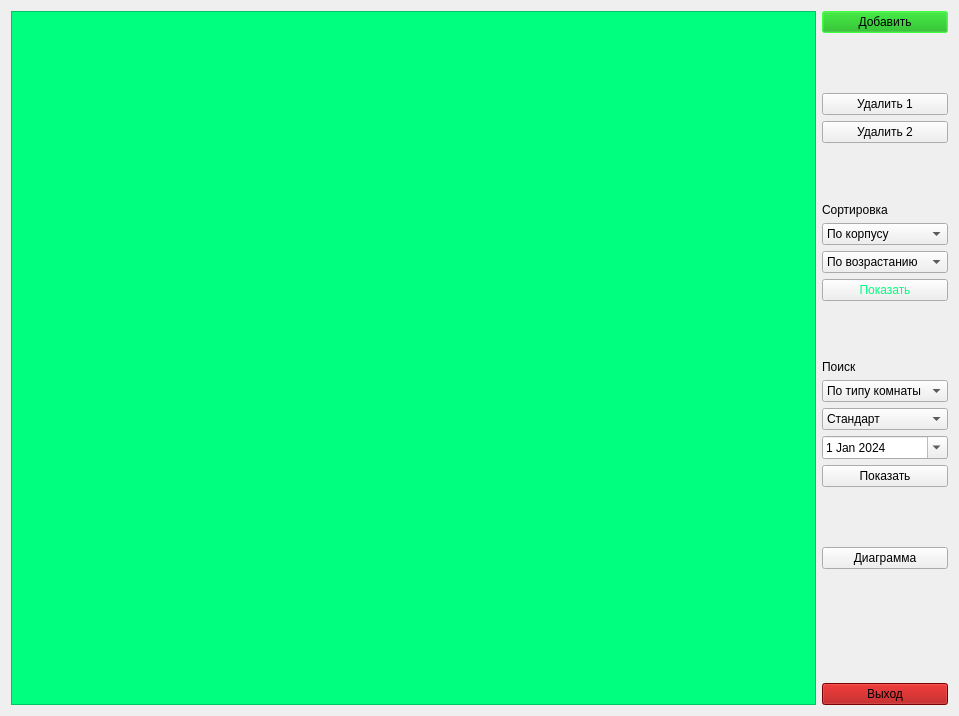
Qt form FinalMkFinal/printwindow.ui (Enjoyer14/OP_FullForm) before a commit.
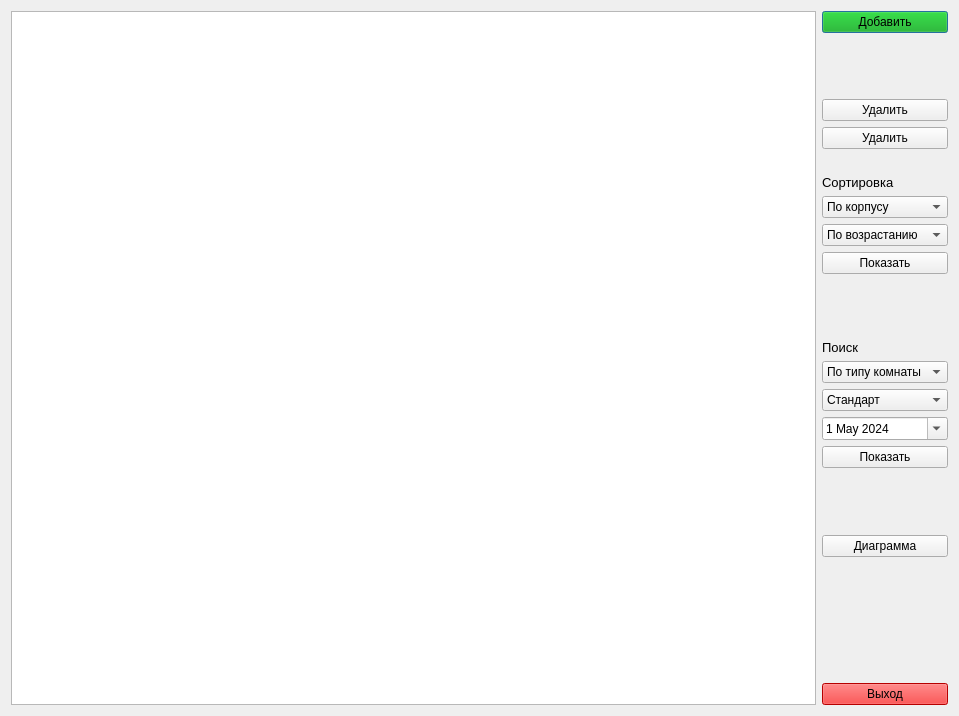
The same form after that commit.

What changed in the file:
```diff
--- a/FinalMkFinal/printwindow.ui
+++ b/FinalMkFinal/printwindow.ui
@@ -23,9 +23,7 @@
    <item row="0" column="0">
     <widget class="QTableView" name="tableView">
      <property name="styleSheet">
-      <string notr="true">background-color: rgb(0, 255, 127);
-color: rgb(255, 0, 0);
-font: 9pt &quot;Segoe UI&quot;;</string>
+      <string notr="true"/>
      </property>
     </widget>
    </item>
@@ -33,11 +31,28 @@
     <layout class="QVBoxLayout" name="verticalLayout">
      <item>
       <widget class="QPushButton" name="btn_Add">
+       <property name="sizePolicy">
+        <sizepolicy hsizetype="Minimum" vsizetype="Fixed">
+         <horstretch>0</horstretch>
+         <verstretch>10</verstretch>
+        </sizepolicy>
+       </property>
+       <property name="font">
+        <font>
+         <family>Arial</family>
+         <pointsize>9</pointsize>
+        </font>
+       </property>
        <property name="styleSheet">
-        <string notr="true">color: rgb(0, 0, 0);
+        <string notr="true">QPushButton{
+color: rgb(0, 0, 0);
 background-color: rgb(0, 170, 0);
 border-color: rgb(0, 85, 0);
-selection-background-color: rgb(0, 255, 0);</string>
+}
+QPushButton::hover
+{
+	background-color: rgb(0, 255, 0);
+}</string>
        </property>
        <property name="text">
         <string>Добавить</string>
@@ -59,15 +74,25 @@
      </item>
      <item>
       <widget class="QPushButton" name="btn_deleteSort">
+       <property name="font">
+        <font>
+         <family>Arial</family>
+        </font>
+       </property>
        <property name="text">
-        <string>Удалить 1</string>
+        <string>Удалить</string>
        </property>
       </widget>
      </item>
      <item>
       <widget class="QPushButton" name="btn_deleteSearch">
+       <property name="font">
+        <font>
+         <family>Arial</family>
+        </font>
+       </property>
        <property name="text">
-        <string>Удалить 2</string>
+        <string>Удалить</string>
        </property>
       </widget>
      </item>
@@ -76,16 +101,26 @@
        <property name="orientation">
         <enum>Qt::Vertical</enum>
        </property>
+       <property name="sizeType">
+        <enum>QSizePolicy::Fixed</enum>
+       </property>
        <property name="sizeHint" stdset="0">
         <size>
          <width>20</width>
-         <height>40</height>
+         <height>20</height>
         </size>
        </property>
       </spacer>
      </item>
      <item>
       <widget class="QLabel" name="label">
+       <property name="font">
+        <font>
+         <family>Arial</family>
+         <pointsize>10</pointsize>
+         <bold>false</bold>
+        </font>
+       </property>
        <property name="text">
         <string>Сортировка</string>
        </property>
@@ -131,8 +166,16 @@
      </item>
      <item>
       <widget class="QPushButton" name="btn_Sort">
+       <property name="font">
+        <font>
+         <family>Arial</family>
+        </font>
+       </property>
+       <property name="mouseTracking">
+        <bool>false</bool>
+       </property>
        <property name="styleSheet">
-        <string notr="true">color: rgb(0, 255, 127);</string>
+        <string notr="true"/>
        </property>
        <property name="text">
         <string>Показать</string>
@@ -154,6 +197,12 @@
      </item>
      <item>
       <widget class="QLabel" name="label_2">
+       <property name="font">
+        <font>
+         <family>Arial</family>
+         <pointsize>10</pointsize>
+        </font>
+       </property>
        <property name="whatsThis">
         <string>&lt;html&gt;&lt;head/&gt;&lt;body&gt;&lt;p align=&quot;center&quot;&gt;&lt;br/&gt;&lt;/p&gt;&lt;/body&gt;&lt;/html&gt;</string>
        </property>
@@ -217,7 +266,7 @@
        <property name="minimumDate">
         <date>
          <year>2024</year>
-         <month>1</month>
+         <month>5</month>
          <day>1</day>
         </date>
        </property>
@@ -227,7 +276,7 @@
        <property name="date">
         <date>
          <year>2024</year>
-         <month>1</month>
+         <month>5</month>
          <day>1</day>
         </date>
        </property>
@@ -235,6 +284,11 @@
      </item>
      <item>
       <widget class="QPushButton" name="btn_Search">
+       <property name="font">
+        <font>
+         <family>Arial</family>
+        </font>
+       </property>
        <property name="text">
         <string>Показать</string>
        </property>
@@ -255,6 +309,11 @@
      </item>
      <item>
       <widget class="QPushButton" name="btn_diagram">
+       <property name="font">
+        <font>
+         <family>Arial</family>
+        </font>
+       </property>
        <property name="text">
         <string>Диаграмма</string>
        </property>
@@ -289,10 +348,15 @@
      <item>
       <widget class="QPushButton" name="btn_exit">
        <property name="styleSheet">
-        <string notr="true">color: rgb(0, 0, 0);
-background-color: rgb(170, 0, 0);
+        <string notr="true">QPushButton{
+color: rgb(0, 0, 0);
+	background-color: rgb(255, 0, 0);
 border-color: rgb(85, 0, 0);
-selection-background-color: rgb(255, 0, 0);</string>
+selection-background-color: rgb(255, 0, 0);
+}
+QPushButton::hover{
+	background-color: rgb(170, 0, 0);
+}</string>
        </property>
        <property name="text">
         <string>Выход</string>
```
